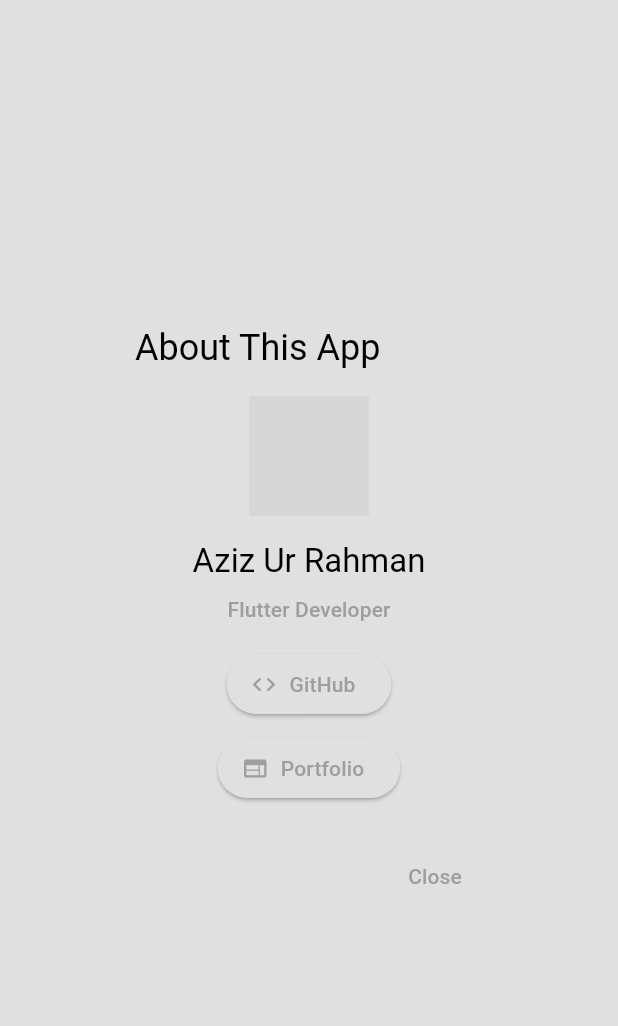
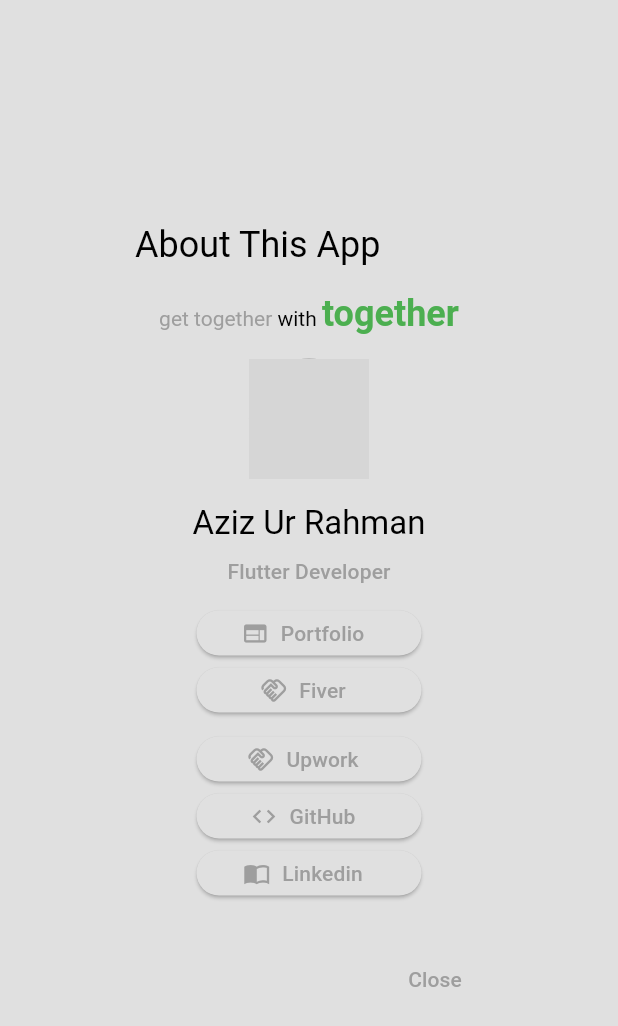
Before and after one commit to azix-khan/together, a Flutter app: the AboutDeveloperDialog widget shown alone on an empty page, opened directly, on a phone screen of 412 x 824 dp. Shown: the top 1026 px of the screen. Run offline on Flutter 3.47's test engine with Material 3 defaults, Android fonts, the phone set to English and light mode, and no system bars; our stand-ins replace cached_network_image, cloud_firestore, file_picker, firebase_auth, firebase_core, firebase_storage and 2 more; accounts and stored records are empty; network calls fail; Roboto replaces fonts that are missing (Italianno); grey boxes are pictures that could not be loaded.

Commit message:
about the app

```diff
--- a/lib/features/home/presentation/pages/home_page.dart
+++ b/lib/features/home/presentation/pages/home_page.dart
@@ -49,7 +49,10 @@ class _HomePageState extends State<HomePage> {
         title: Text(
           "together",
           style: TextStyle(
-              fontFamily: GoogleFonts.italianno().fontFamily, fontSize: 53),
+            fontFamily: GoogleFonts.italianno().fontFamily,
+            fontSize: 53,
+            fontWeight: FontWeight.bold,
+          ),
         ),
         centerTitle: true,
         foregroundColor: Theme.of(context).colorScheme.primary,
--- a/lib/features/post/presentation/components/post_tile.dart
+++ b/lib/features/post/presentation/components/post_tile.dart
@@ -332,8 +332,9 @@ class _PostTileState extends State<PostTile> {
                     "Oct",
                     "Nov",
                     "Dec"
-                  ][widget.post.timestamp.month - 1]} ${widget.post.timestamp.year}",
-                )
+                  ][widget.post.timestamp.month - 1]} ${widget.post.timestamp.year} - ${widget.post.timestamp.hour % 12 == 0 ? 12 : widget.post.timestamp.hour % 12}:"
+                  "${widget.post.timestamp.minute.toString().padLeft(2, '0')} ${widget.post.timestamp.hour >= 12 ? 'PM' : 'AM'}",
+                ),
               ],
             ),
           ),
--- a/lib/features/settings/components/about_developer_dialog.dart
+++ b/lib/features/settings/components/about_developer_dialog.dart
@@ -1,16 +1,23 @@
 import 'package:flutter/material.dart';
+import 'package:google_fonts/google_fonts.dart';
 import 'package:url_launcher/url_launcher.dart';
 
 class AboutDeveloperDialog extends StatelessWidget {
   final String developerName;
   final String developerImage;
   final String githubUrl;
+  final String linkedinUrl;
+  final String fiverUrl;
+  final String upworkUrl;
   final String portfolioUrl;
 
   const AboutDeveloperDialog({
     required this.developerName,
     required this.developerImage,
     required this.githubUrl,
+    required this.linkedinUrl,
+    required this.fiverUrl,
+    required this.upworkUrl,
     required this.portfolioUrl,
     super.key,
   });
@@ -25,6 +32,7 @@ class AboutDeveloperDialog extends StatelessWidget {
       }
     } catch (e) {
       debugPrint("Error launching URL: $e");
+      // ignore: use_build_context_synchronously
       ScaffoldMessenger.of(context).showSnackBar(
         SnackBar(content: Text('Error: Could not open $url')),
       );
@@ -36,19 +44,59 @@ class AboutDeveloperDialog extends StatelessWidget {
     return AlertDialog(
       shape: RoundedRectangleBorder(borderRadius: BorderRadius.circular(12)),
       title: const Text("About This App"),
-      content: Column(
+      content: SingleChildScrollView(
+        child: Column(
           mainAxisSize: MainAxisSize.min,
           children: [
+            // Slogan
+            Row(
+              mainAxisAlignment: MainAxisAlignment.center,
+              children: [
+                RichText(
+                  text: TextSpan(
+                    children: [
+                      const TextSpan(
+                        text: 'get together',
+                        style: TextStyle(
+                          fontSize: 14,
+                          color: Colors.grey,
+                        ),
+                      ),
+                      const TextSpan(
+                        text: ' with ',
+                        style: TextStyle(
+                          fontSize: 14,
+                          color: Colors.black,
+                        ),
+                      ),
+                      TextSpan(
+                        text: 'together',
+                        style: TextStyle(
+                          fontWeight: FontWeight.bold,
+                          fontFamily: GoogleFonts.italianno().fontFamily,
+                          fontSize: 24,
+                          color: Colors.green,
+                        ),
+                      ),
+                    ],
+                  ),
+                ),
+              ],
+            ),
+            const SizedBox(height: 16),
+            // image
             CircleAvatar(
               radius: 40,
               backgroundImage: NetworkImage(developerImage),
             ),
             const SizedBox(height: 16),
+            // name
             Text(
               developerName,
               style: Theme.of(context).textTheme.titleLarge,
             ),
             const SizedBox(height: 8),
+            // Occupation
             Text(
               "Flutter Developer",
               style: Theme.of(context)
@@ -57,27 +105,44 @@ class AboutDeveloperDialog extends StatelessWidget {
                   ?.copyWith(color: Colors.grey),
             ),
             const SizedBox(height: 16),
-          ElevatedButton.icon(
-            onPressed: () {
-              Navigator.of(context).pop();
-              _launchUrl(githubUrl, context);
-            },
-            icon: const Icon(Icons.code),
-            label: const Text("GitHub"),
+            // Buttons with fixed size
+            _buildButton(
+              context,
+              icon: Icons.web,
+              label: "Portfolio",
+              onPressed: () => _launchUrl(portfolioUrl, context),
             ),
             const SizedBox(height: 8),
-          ElevatedButton.icon(
-            onPressed: () {
-              Navigator.of(context).pop();
-              _launchUrl(portfolioUrl, context);
-            },
-            icon: const Icon(Icons.web),
-            label: const Text("Portfolio"),
-            style: ElevatedButton.styleFrom(
-                // backgroundColor: Colors.teal,
+            _buildButton(
+              context,
+              icon: Icons.handshake_outlined,
+              label: "Fiver",
+              onPressed: () => _launchUrl(fiverUrl, context),
             ),
+            const SizedBox(height: 16),
+            _buildButton(
+              context,
+              icon: Icons.handshake_outlined,
+              label: "Upwork",
+              onPressed: () => _launchUrl(upworkUrl, context),
             ),
+            const SizedBox(height: 8),
+            _buildButton(
+              context,
+              icon: Icons.code,
+              label: "GitHub",
+              onPressed: () => _launchUrl(githubUrl, context),
+            ),
+            const SizedBox(height: 8),
+            _buildButton(
+              context,
+              icon: Icons.import_contacts_sharp,
+              label: "Linkedin",
+              onPressed: () => _launchUrl(linkedinUrl, context),
+            ),
+            const SizedBox(height: 8),
           ],
+        ),
       ),
       actions: [
         TextButton(
@@ -87,4 +152,26 @@ class AboutDeveloperDialog extends StatelessWidget {
       ],
     );
   }
+
+// Helper method to build buttons with specific height and width
+  Widget _buildButton(BuildContext context,
+      {required IconData icon,
+      required String label,
+      required VoidCallback onPressed}) {
+    return SizedBox(
+      width: 150,
+      height: 30,
+      child: ElevatedButton.icon(
+        onPressed: () {
+          Navigator.of(context).pop();
+          onPressed();
+        },
+        icon: Icon(icon),
+        label: Text(label),
+        style: ElevatedButton.styleFrom(
+          fixedSize: const Size(150, 30),
+        ),
+      ),
+    );
   }
+}
--- a/lib/features/settings/pages/settings_page.dart
+++ b/lib/features/settings/pages/settings_page.dart
@@ -50,6 +50,10 @@ class SettingsPage extends StatelessWidget {
                   developerImage:
                       "https://media.licdn.com/dms/image/v2/D4D03AQH91hUUAuBJrw/profile-displayphoto-shrink_400_400/profile-displayphoto-shrink_400_400/0/1710179724264?e=1737590400&v=beta&t=i7t44wPnI_BubRi3Nz8HD6OsnUZ09FLHX5uTRVqC0E4",
                   githubUrl: "https://github.com/azix-khan",
+                  linkedinUrl: "https://www.linkedin.com/in/azixkhan",
+                  fiverUrl: "https://www.fiverr.com/azix_khan",
+                  upworkUrl:
+                      "https://www.upwork.com/freelancers/~01880e43610e27bbd4",
                   portfolioUrl: "https://azix-khan.github.io",
                 ),
               );
```
Lines whose indentation alone changed are shown as unchanged.
